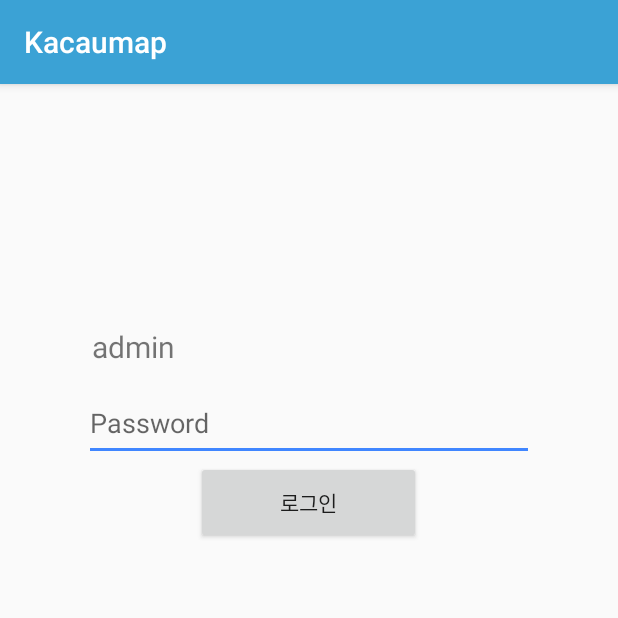
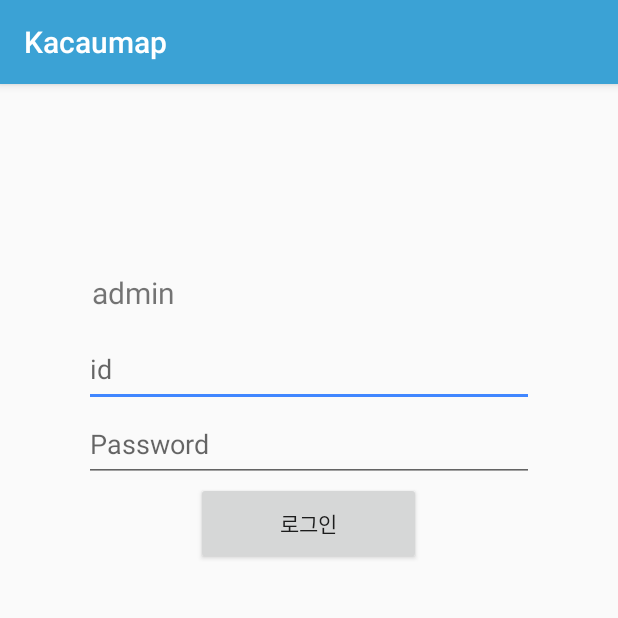
Before and after one commit to SuhyeonHa/Kacaumap, an Android app: the ManagerLogin screen opened directly, with no data from a screen before it, on a phone screen of 412 x 824 dp, the top half of it. Run offline under Robolectric (Android 15) with nearby library versions, the phone set to English and light mode, and no system bars.

Commit message:
아이디 입력칸 추가

```diff
--- a/Kacaumap/app/src/main/res/layout/activity_manager_login.xml
+++ b/Kacaumap/app/src/main/res/layout/activity_manager_login.xml
@@ -7,8 +7,11 @@
     tools:context="com.kacau.kacaumap.ManagerLogin">
 
     <LinearLayout xmlns:android="http://schemas.android.com/apk/res/android"
-        android:orientation="vertical" android:layout_width="match_parent"
-        android:layout_height="match_parent">
+        android:layout_width="match_parent"
+        android:layout_height="match_parent"
+        android:orientation="vertical"
+        tools:layout_editor_absoluteX="0dp"
+        tools:layout_editor_absoluteY="58dp">
 
         <RelativeLayout
             android:layout_width="match_parent"
@@ -18,29 +21,40 @@
                 android:id="@+id/admin"
                 android:layout_width="300dp"
                 android:layout_height="50dp"
+                android:layout_alignParentTop="true"
                 android:layout_centerHorizontal="true"
+                android:layout_marginTop="115dp"
+                android:paddingLeft="5dp"
+                android:paddingTop="10dp"
                 android:text="admin"
-                android:paddingTop="10dp"
-                android:paddingLeft="5dp"
-                android:textSize="20dp"
-                android:layout_marginTop="151dp" />
+                android:textSize="20dp" />
+
+            <EditText
+                android:id="@+id/idInput"
+                android:layout_width="300dp"
+                android:layout_height="50dp"
+                android:layout_below="@+id/admin"
+                android:layout_centerHorizontal="true"
+                android:hint="id" />
+
 
             <EditText
                 android:id="@+id/passwordInput"
                 android:layout_width="300dp"
                 android:layout_height="50dp"
-                android:layout_below="@+id/admin"
+                android:layout_below="@+id/idInput"
                 android:layout_centerHorizontal="true"
-                android:hint="Password" />
+                android:hint="Password"
+                android:password="true"/>
 
             <Button
                 android:id="@+id/loginButton"
                 android:layout_width="150dp"
                 android:layout_height="55dp"
                 android:layout_below="@+id/passwordInput"
+                android:layout_centerHorizontal="true"
                 android:text="로그인"
-                android:textAllCaps="false"
-                android:layout_centerHorizontal="true"/>
+                android:textAllCaps="false" />
 
         </RelativeLayout>
     </LinearLayout>
```
